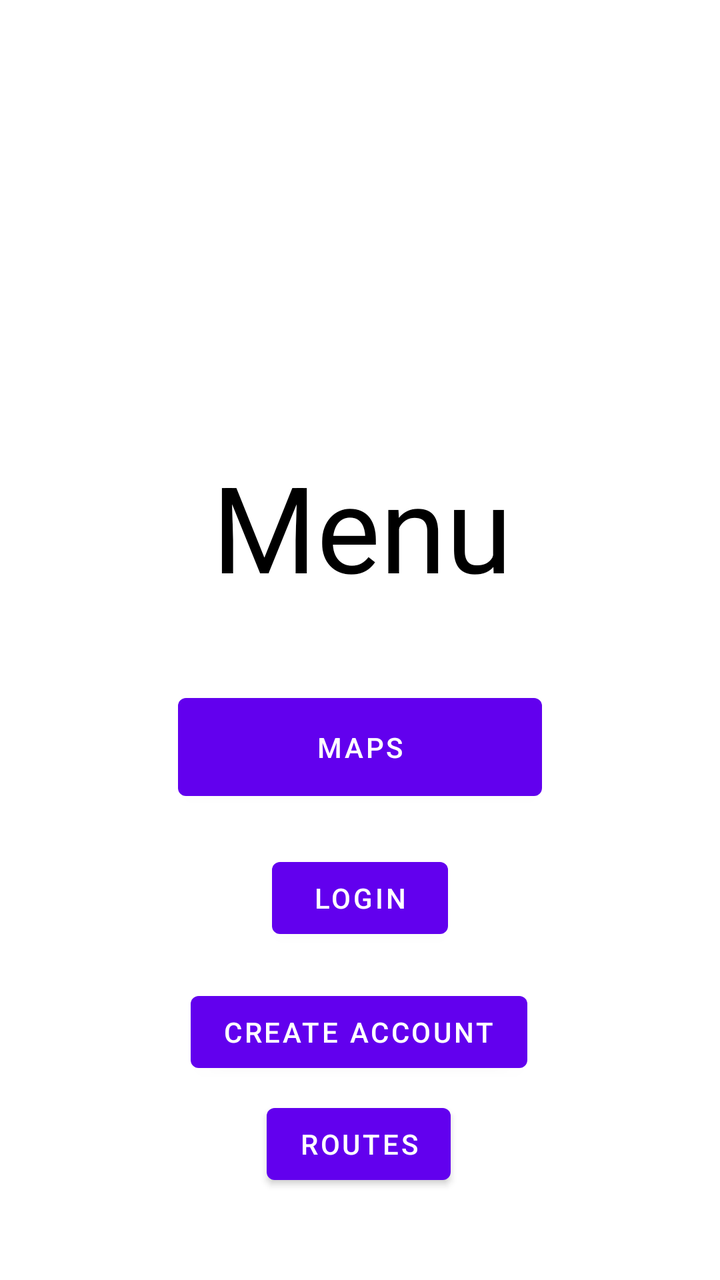
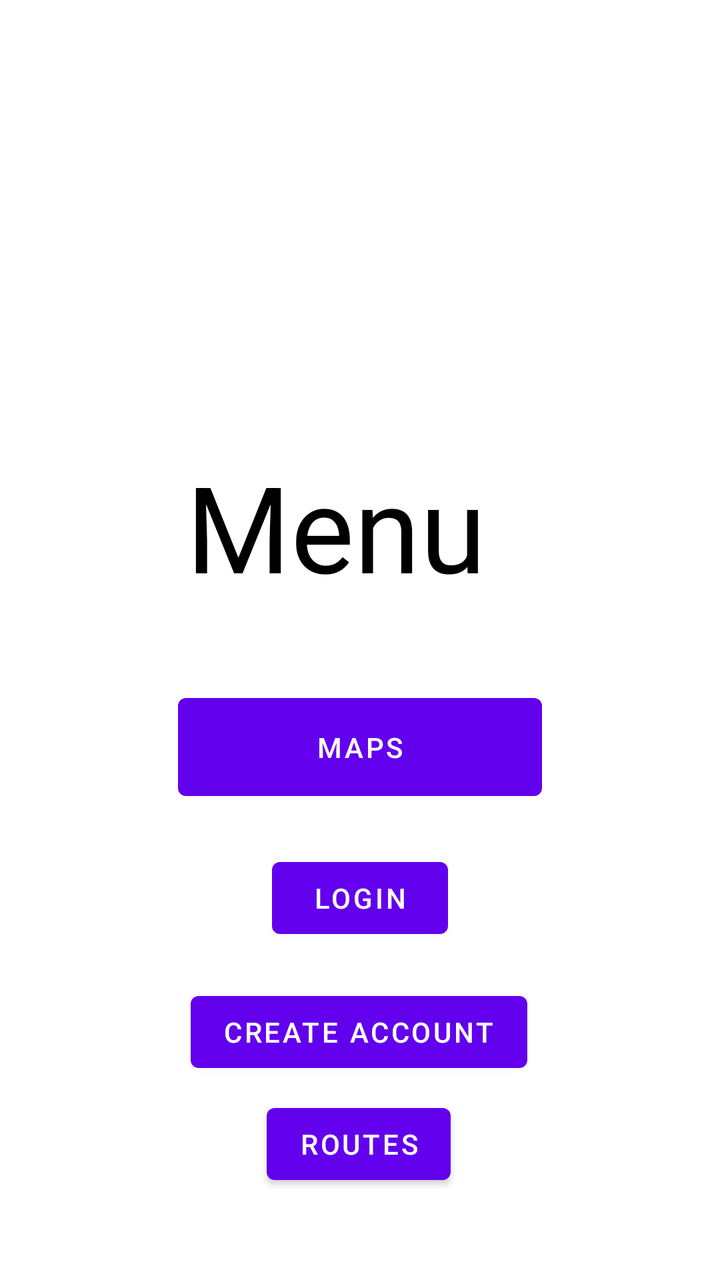

The first picture is an Android layout as it rendered before a commit; the second is the same layout after the commit. The layout source and the unified diff follow.
<!-- AndroidManifest.xml: application theme Theme.MapsAppJava -->
<!-- res/layout/activity_menu.xml -->
<?xml version="1.0" encoding="utf-8"?>
<androidx.constraintlayout.widget.ConstraintLayout xmlns:android="http://schemas.android.com/apk/res/android"
    xmlns:app="http://schemas.android.com/apk/res-auto"
    android:id="@+id/toMapsActivity"
    android:layout_width="match_parent"
    android:layout_height="match_parent">

    <TextView
        android:id="@+id/Menu"
        android:layout_width="wrap_content"
        android:layout_height="wrap_content"
        android:layout_marginTop="223dp"
        android:layout_marginEnd="15dp"
        android:layout_marginBottom="40dp"
        android:gravity="center"
        android:text="@string/menu"
        android:textColor="@color/black"
        android:textSize="60sp"
        app:layout_constraintBottom_toTopOf="@+id/toMapActivity"
        app:layout_constraintEnd_toEndOf="@+id/toMapActivity"
        app:layout_constraintTop_toTopOf="parent" />

    <Button
        android:id="@+id/toMapActivity"
        android:layout_width="182dp"
        android:layout_height="0dp"
        android:layout_marginTop="343dp"
        android:layout_marginBottom="21dp"
        android:onClick="switchToMaps"
        android:text="@string/maps"
        app:layout_constraintBottom_toTopOf="@+id/login_button"
        app:layout_constraintEnd_toEndOf="parent"
        app:layout_constraintStart_toStartOf="parent"
        app:layout_constraintTop_toTopOf="parent" />

    <Button
        android:id="@+id/login_button"
        android:layout_width="wrap_content"
        android:layout_height="wrap_content"
        android:layout_marginBottom="167dp"
        android:onClick="switchToLogin"
        android:text="@string/login"
        app:layout_constraintBottom_toBottomOf="parent"
        app:layout_constraintEnd_toEndOf="parent"
        app:layout_constraintStart_toStartOf="parent"
        app:layout_constraintTop_toBottomOf="@+id/toMapActivity" />

    <Button
        android:id="@+id/goToCreateAccount"
        android:layout_width="wrap_content"
        android:layout_height="wrap_content"
        android:layout_marginBottom="100dp"
        android:onClick="switchToCreateAccount"
        android:text="@string/create_account"
        app:layout_constraintBottom_toBottomOf="parent"
        app:layout_constraintEnd_toEndOf="parent"
        app:layout_constraintHorizontal_bias="0.497"
        app:layout_constraintStart_toStartOf="parent" />

    <Button
        android:id="@+id/goToRoutes"
        android:layout_width="wrap_content"
        android:layout_height="wrap_content"
        android:layout_marginBottom="44dp"
        android:onClick="switchToRoutes"
        android:text="@string/routes"
        app:layout_constraintBottom_toBottomOf="parent"
        app:layout_constraintEnd_toEndOf="parent"
        app:layout_constraintHorizontal_bias="0.497"
        app:layout_constraintStart_toStartOf="parent" />
</androidx.constraintlayout.widget.ConstraintLayout>
<!-- resources referenced by this layout -->
<resources>
  <color name="black">#FF000000</color>
  <string name="create_account">Create Account</string>
  <string name="login">Login</string>
  <string name="maps">Maps</string>
  <string name="menu">Menu</string>
  <string name="routes">Routes</string>
  <style name="Theme.MapsAppJava" parent="Theme.MaterialComponents.DayNight.DarkActionBar">
          
          <item name="colorPrimary">@color/purple_500</item>
          <item name="colorPrimaryVariant">@color/purple_700</item>
          <item name="colorOnPrimary">@color/white</item>
          
          <item name="colorSecondary">@color/teal_200</item>
          <item name="colorSecondaryVariant">@color/teal_700</item>
          <item name="colorOnSecondary">@color/black</item>
          
          <item name="android:statusBarColor">?attr/colorPrimaryVariant</item>
          
      </style>
  <color name="purple_500">#FF6200EE</color>
  <color name="purple_700">#FF3700B3</color>
  <color name="white">#FFFFFFFF</color>
  <color name="teal_200">#FF03DAC5</color>
  <color name="teal_700">#FF018786</color>
</resources>

<!-- the commit's change to res/layout/activity_menu.xml (unified diff, before → after) -->
@@ -10,7 +10,7 @@
         android:layout_width="wrap_content"
         android:layout_height="wrap_content"
         android:layout_marginTop="223dp"
-        android:layout_marginEnd="15dp"
+        android:layout_marginEnd="28dp"
         android:layout_marginBottom="40dp"
         android:gravity="center"
         android:text="@string/menu"
@@ -18,7 +18,8 @@
         android:textSize="60sp"
         app:layout_constraintBottom_toTopOf="@+id/toMapActivity"
         app:layout_constraintEnd_toEndOf="@+id/toMapActivity"
-        app:layout_constraintTop_toTopOf="parent" />
+        app:layout_constraintTop_toTopOf="parent"
+        app:layout_constraintVertical_bias="0.0" />
 
     <Button
         android:id="@+id/toMapActivity"
